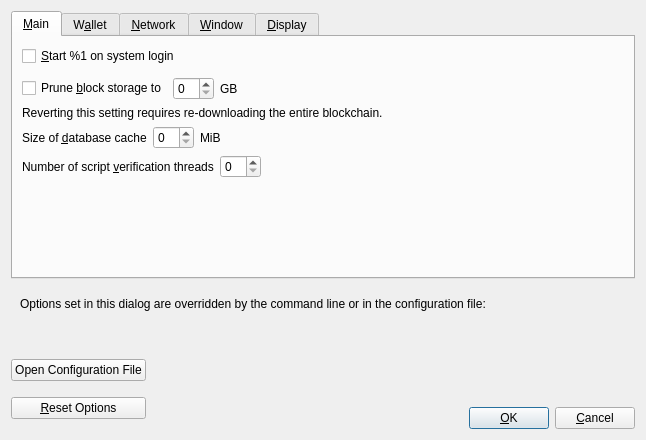
The window that src/qt/forms/optionsdialog.ui (qtumproject/qtum) describes before a commit, drawn with Qt 5.
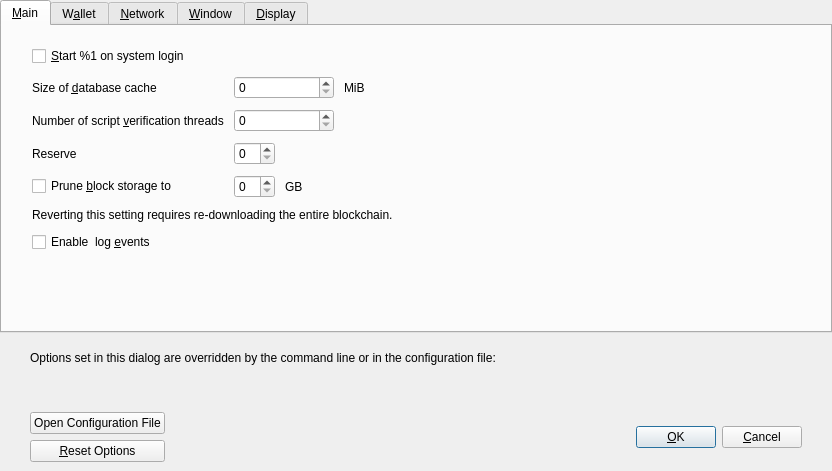
The same window after the commit. Custom widgets are drawn as their Qt base class.

Commit message: Port options dialog and options model

```diff
--- a/src/qt/forms/optionsdialog.ui
+++ b/src/qt/forms/optionsdialog.ui
@@ -6,8 +6,8 @@
    <rect>
     <x>0</x>
     <y>0</y>
-    <width>646</width>
-    <height>440</height>
+    <width>832</width>
+    <height>471</height>
    </rect>
   </property>
   <property name="windowTitle">
@@ -17,6 +17,18 @@
    <bool>true</bool>
   </property>
   <layout class="QVBoxLayout" name="verticalLayout">
+   <property name="leftMargin">
+    <number>0</number>
+   </property>
+   <property name="topMargin">
+    <number>0</number>
+   </property>
+   <property name="rightMargin">
+    <number>0</number>
+   </property>
+   <property name="bottomMargin">
+    <number>0</number>
+   </property>
    <item>
     <widget class="QTabWidget" name="tabWidget">
      <property name="currentIndex">
@@ -26,7 +38,22 @@
       <attribute name="title">
        <string>&amp;Main</string>
       </attribute>
-      <layout class="QVBoxLayout" name="verticalLayout_Main">
+      <layout class="QVBoxLayout" name="verticalLayout_3">
+       <property name="spacing">
+        <number>10</number>
+       </property>
+       <property name="leftMargin">
+        <number>30</number>
+       </property>
+       <property name="topMargin">
+        <number>20</number>
+       </property>
+       <property name="rightMargin">
+        <number>30</number>
+       </property>
+       <property name="bottomMargin">
+        <number>20</number>
+       </property>
        <item>
         <widget class="QCheckBox" name="bitcoinAtStartup">
          <property name="toolTip">
@@ -38,59 +65,11 @@
         </widget>
        </item>
        <item>
-        <spacer name="horizontalSpacer_0_Main">
-         <property name="orientation">
-          <enum>Qt::Horizontal</enum>
+        <layout class="QGridLayout" name="gridLayout">
+         <property name="verticalSpacing">
+          <number>10</number>
          </property>
-         <property name="sizeHint" stdset="0">
-          <size>
-           <width>40</width>
-           <height>5</height>
-          </size>
-         </property>
-        </spacer>
-       </item>
-       <item>
-        <layout class="QHBoxLayout" name="horizontalLayout_Main_Prune">
-         <item>
-          <widget class="QCheckBox" name="prune">
-           <property name="toolTip">
-            <string>Disables some advanced features but all blocks will still be fully validated. Reverting this setting requires re-downloading the entire blockchain. Actual disk usage may be somewhat higher.</string>
-           </property>
-           <property name="text">
-            <string>Prune &amp;block storage to</string>
-           </property>
-          </widget>
-         </item>
-         <item>
-          <widget class="QSpinBox" name="pruneSize"/>
-         </item>
-         <item>
-          <widget class="QLabel" name="pruneSizeUnitLabel">
-           <property name="text">
-            <string>GB</string>
-           </property>
-           <property name="textFormat">
-            <enum>Qt::PlainText</enum>
-           </property>
-          </widget>
-         </item>
-         <item>
-          <spacer name="horizontalSpacer_Main_Prune">
-           <property name="orientation">
-            <enum>Qt::Horizontal</enum>
-           </property>
-           <property name="sizeHint" stdset="0">
-            <size>
-             <width>40</width>
-             <height>20</height>
-            </size>
-           </property>
-          </spacer>
-         </item>
-        </layout>
-       </item>
-       <item>
+         <item row="4" column="0" colspan="2">
         <widget class="QLabel" name="pruneWarning">
          <property name="text">
           <string>Reverting this setting requires re-downloading the entire blockchain.</string>
@@ -100,24 +79,44 @@
          </property>
         </widget>
        </item>
-       <item>
+         <item row="1" column="0">
+          <widget class="QLabel" name="threadsScriptVerifLabel">
+           <property name="text">
+            <string>Number of script &amp;verification threads</string>
+           </property>
+           <property name="textFormat">
+            <enum>Qt::PlainText</enum>
+           </property>
+           <property name="buddy">
+            <cstring>threadsScriptVerif</cstring>
+           </property>
+          </widget>
+         </item>
+         <item row="2" column="0">
+          <widget class="QLabel" name="reserveBalanceLabel">
+           <property name="text">
+            <string>Reserve</string>
+           </property>
+           <property name="textFormat">
+            <enum>Qt::PlainText</enum>
+           </property>
+           <property name="buddy">
+            <cstring>threadsScriptVerif</cstring>
+           </property>
+          </widget>
+         </item>
+         <item row="0" column="1">
         <layout class="QHBoxLayout" name="horizontalLayout_2_Main">
          <item>
-          <widget class="QLabel" name="databaseCacheLabel">
-           <property name="text">
-            <string>Size of &amp;database cache</string>
-           </property>
-           <property name="textFormat">
-            <enum>Qt::PlainText</enum>
-           </property>
-           <property name="buddy">
-            <cstring>databaseCache</cstring>
+            <widget class="QSpinBox" name="databaseCache">
+             <property name="minimumSize">
+              <size>
+               <width>100</width>
+               <height>0</height>
+              </size>
            </property>
           </widget>
          </item>
-         <item>
-          <widget class="QSpinBox" name="databaseCache"/>
-         </item>
          <item>
           <widget class="QLabel" name="databaseCacheUnitLabel">
            <property name="text">
@@ -143,12 +142,10 @@
          </item>
         </layout>
        </item>
-       <item>
-        <layout class="QHBoxLayout" name="horizontalLayout_Main_VerifyLabel">
-         <item>
-          <widget class="QLabel" name="threadsScriptVerifLabel">
+         <item row="0" column="0">
+          <widget class="QLabel" name="databaseCacheLabel">
            <property name="text">
-            <string>Number of script &amp;verification threads</string>
+            <string>Size of &amp;database cache</string>
            </property>
            <property name="textFormat">
             <enum>Qt::PlainText</enum>
@@ -158,15 +155,47 @@
            </property>
           </widget>
          </item>
+         <item row="2" column="1">
+          <layout class="QHBoxLayout" name="horizontalLayout_3_Main_3">
+           <item>
+            <widget class="BitcoinAmountField" name="reserveBalance">
+             <property name="toolTip">
+              <string>Reserve amount that will not be used for staking</string>
+             </property>
+            </widget>
+           </item>
+           <item>
+            <spacer name="horizontalSpacer_3_Main_3">
+             <property name="orientation">
+              <enum>Qt::Horizontal</enum>
+             </property>
+             <property name="sizeHint" stdset="0">
+              <size>
+               <width>40</width>
+               <height>20</height>
+              </size>
+             </property>
+            </spacer>
+           </item>
+          </layout>
+         </item>
+         <item row="1" column="1">
+          <layout class="QHBoxLayout" name="horizontalLayout_3_Main">
          <item>
           <widget class="QSpinBox" name="threadsScriptVerif">
+             <property name="minimumSize">
+              <size>
+               <width>100</width>
+               <height>0</height>
+              </size>
+             </property>
            <property name="toolTip">
             <string>(0 = auto, &lt;0 = leave that many cores free)</string>
            </property>
           </widget>
          </item>
          <item>
-          <spacer name="horizontalSpacer_Main_Threads">
+            <spacer name="horizontalSpacer_3_Main">
            <property name="orientation">
             <enum>Qt::Horizontal</enum>
            </property>
@@ -179,6 +208,55 @@
           </spacer>
          </item>
         </layout>
+         </item>
+         <item row="3" column="0">
+          <widget class="QCheckBox" name="prune">
+           <property name="toolTip">
+            <string>Disables some advanced features but all blocks will still be fully validated. Reverting this setting requires re-downloading the entire blockchain. Actual disk usage may be somewhat higher.</string>
+           </property>
+           <property name="text">
+            <string>Prune &amp;block storage to</string>
+           </property>
+          </widget>
+         </item>
+         <item row="3" column="1">
+          <layout class="QHBoxLayout" name="horizontalLayout_Main_Prune">
+           <item>
+            <widget class="QSpinBox" name="pruneSize"/>
+           </item>
+           <item>
+            <widget class="QLabel" name="pruneSizeUnitLabel">
+             <property name="text">
+              <string>GB</string>
+             </property>
+             <property name="textFormat">
+              <enum>Qt::PlainText</enum>
+             </property>
+            </widget>
+           </item>
+           <item>
+            <spacer name="horizontalSpacer_Main_Prune">
+             <property name="orientation">
+              <enum>Qt::Horizontal</enum>
+             </property>
+             <property name="sizeHint" stdset="0">
+              <size>
+               <width>40</width>
+               <height>20</height>
+              </size>
+             </property>
+            </spacer>
+           </item>
+          </layout>
+         </item>
+        </layout>
+       </item>
+       <item>
+        <widget class="QCheckBox" name="logEvents">
+         <property name="text">
+          <string>Enable  log &amp;events</string>
+         </property>
+        </widget>
        </item>
        <item>
         <spacer name="verticalSpacer_Main">
@@ -716,6 +794,12 @@
    <item>
     <widget class="QFrame" name="frame">
      <layout class="QVBoxLayout" name="verticalLayout_Bottom">
+      <property name="leftMargin">
+       <number>30</number>
+      </property>
+      <property name="rightMargin">
+       <number>30</number>
+      </property>
       <item>
        <layout class="QHBoxLayout" name="horizontalLayout_Bottom">
         <item>
@@ -760,7 +844,14 @@
     </widget>
    </item>
    <item>
-    <layout class="QHBoxLayout" name="horizontalLayout_Buttons">
+    <widget class="QWidget" name="buttonsContainerWhite" native="true">
+     <layout class="QHBoxLayout" name="horizontalLayout_2">
+      <property name="leftMargin">
+       <number>30</number>
+      </property>
+      <property name="rightMargin">
+       <number>30</number>
+      </property>
      <item>
       <layout class="QVBoxLayout" name="verticalLayout_Buttons">
        <item>
@@ -792,14 +883,14 @@
       </layout>
      </item>
      <item>
-      <spacer name="horizontalSpacer_1">
+       <spacer name="horizontalSpacer_3">
        <property name="orientation">
         <enum>Qt::Horizontal</enum>
        </property>
        <property name="sizeHint" stdset="0">
         <size>
-         <width>40</width>
-         <height>48</height>
+          <width>20</width>
+          <height>20</height>
         </size>
        </property>
       </spacer>
@@ -830,35 +921,18 @@
       </widget>
      </item>
      <item>
-      <spacer name="horizontalSpacer_2">
+       <spacer name="horizontalSpacer">
        <property name="orientation">
         <enum>Qt::Horizontal</enum>
        </property>
        <property name="sizeHint" stdset="0">
         <size>
-         <width>40</width>
-         <height>48</height>
-        </size>
-       </property>
-      </spacer>
-     </item>
-     <item>
-      <layout class="QVBoxLayout" name="verticalLayout_4">
-       <item>
-        <spacer name="verticalSpacer">
-         <property name="orientation">
-          <enum>Qt::Vertical</enum>
-         </property>
-         <property name="sizeHint" stdset="0">
-          <size>
            <width>20</width>
-           <height>40</height>
+          <height>20</height>
           </size>
          </property>
         </spacer>
        </item>
-       <item>
-        <layout class="QHBoxLayout" name="horizontalLayout">
          <item>
           <widget class="QPushButton" name="okButton">
            <property name="text">
@@ -883,10 +957,7 @@
           </widget>
          </item>
         </layout>
-       </item>
-      </layout>
-     </item>
-    </layout>
+    </widget>
    </item>
   </layout>
  </widget>
@@ -901,6 +972,11 @@
    <extends>QComboBox</extends>
    <header>qt/qvaluecombobox.h</header>
   </customwidget>
+  <customwidget>
+   <class>BitcoinAmountField</class>
+   <extends>QSpinBox</extends>
+   <header>qt/bitcoinamountfield.h</header>
+  </customwidget>
  </customwidgets>
  <resources/>
  <connections/>
```
Left out of the diff: 116 changed lines with no effect on the pictures. Lines whose indentation alone changed are shown as unchanged. The commit also changes 6 other files.
